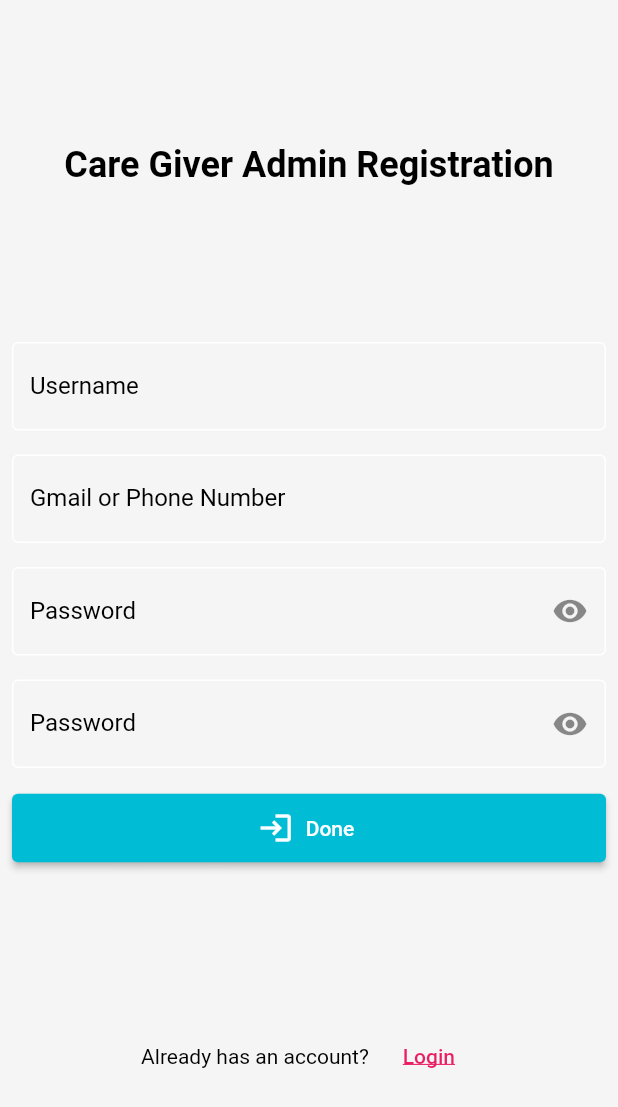
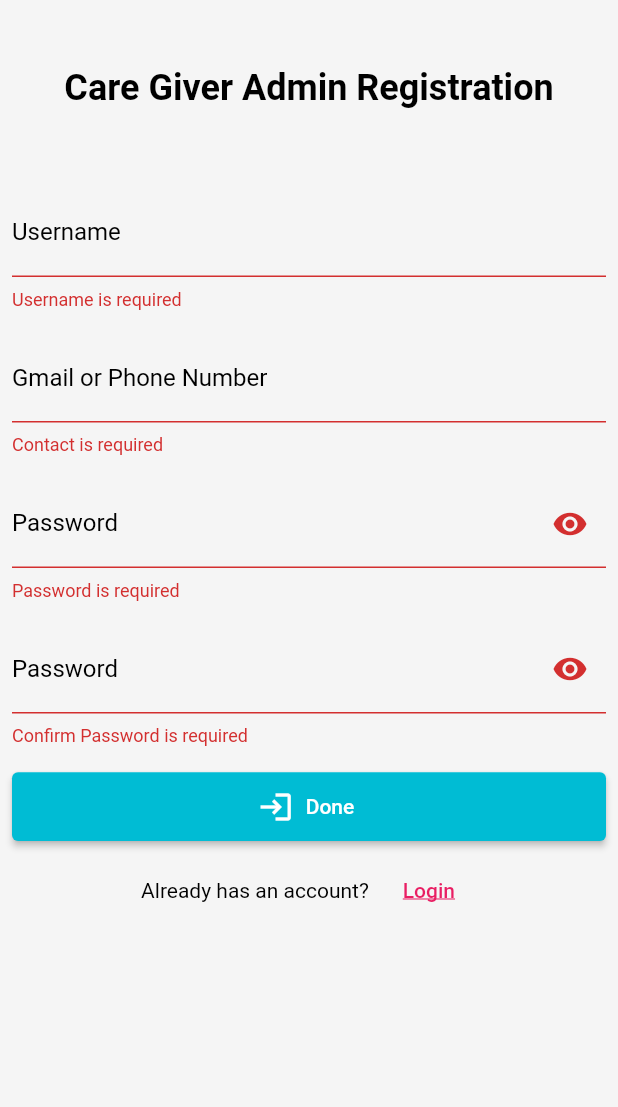
Before and after one commit to kedrakk/care_giver_app, a Flutter app: the RegisterPage screen opened directly, after a tap on "Done", on a phone screen of 412 x 824 dp. Shown: the top 1107 px of the screen. Run offline on Flutter 3.47's test engine with Material 2 defaults, Android fonts, the phone set to English and light mode, and no system bars; our stand-ins replace cached_network_image, dio, flutter_speed_dial, geolocator, get, google_maps_flutter and 1 more; generated files the repository leaves out were written again; network calls fail.

Commit message:
register

```diff
--- a/lib/controller/auth_controller.dart
+++ b/lib/controller/auth_controller.dart
@@ -1,4 +1,3 @@
-import 'package:care_giver/helper/exception_helper.dart';
 import 'package:care_giver/repo/auth_repo.dart';
 import 'package:get/get.dart';
 
@@ -28,23 +27,24 @@ class AuthController extends GetxController {
     }
   }
 
-  Future<String> getUser() async {
+  Future<String> register(
+    String username,
+    String password,
+    String contact,
+  ) async {
+    _isLoading = true;
     try {
-      var username = await _repo.getData();
-      if (username.isNotEmpty) {
-        return username;
-      }
-      throw HttpException("User has not logged in");
+      final response = await _repo.register(
+        username,
+        password,
+        contact,
+      );
+      return response;
     } catch (e) {
       rethrow;
-    }
-  }
-
-  Future<void> logout() async {
-    try {
-      await _repo.logout();
-    } catch (e) {
-      rethrow;
+    } finally {
+      _isLoading = false;
+      update();
     }
   }
 }
--- a/lib/data/user.dart
+++ b/lib/data/user.dart
@@ -5,12 +5,11 @@ part 'user.g.dart';
 @JsonSerializable()
 class User {
   final int id;
-  final String username, contact, token;
+  final String username, contact;
   User({
     required this.id,
     required this.username,
     required this.contact,
-    required this.token,
   });
   factory User.fromJson(Map<String, dynamic> json) => _$UserFromJson(json);
   Map<String, dynamic> toJson() => _$UserToJson(this);
--- a/lib/helper/exception_helper.dart
+++ b/lib/helper/exception_helper.dart
@@ -1,4 +1,3 @@
-import 'package:care_giver/repo/auth_repo.dart';
 import 'package:dio/dio.dart';
 import 'package:get/get.dart';
 
@@ -40,7 +39,6 @@ catchException(DioError error) {
 }
 
 catchUnauthenticated() async {
-  await Get.find<AuthRepo>().storeData("", "");
   Get.offAll(() => LoginPage());
   throw HttpException("Unaunthenticated");
 }
--- a/lib/network/rest_client.dart
+++ b/lib/network/rest_client.dart
@@ -1,6 +1,5 @@
 import 'package:care_giver/const/api_const.dart';
 import 'package:care_giver/data/response_data.dart';
-import 'package:care_giver/data/user.dart';
 import 'package:dio/dio.dart' hide Headers;
 import 'package:retrofit/retrofit.dart';
 
@@ -19,7 +18,11 @@ abstract class RestClient {
 
   @Headers({'Content-Type': 'application/json', 'Accept': 'application/json'})
   @POST(APIs.register)
-  Future<User> register();
+  Future<ResponseData> register(
+    @Field('username') String username,
+    @Field('password') String password,
+    @Field('contact') String contact,
+  );
 
   @Headers({'Content-Type': 'application/json', 'Accept': 'application/json'})
   @POST(APIs.logout)
--- a/lib/pages/auth/register.dart
+++ b/lib/pages/auth/register.dart
@@ -1,8 +1,13 @@
+import 'package:care_giver/pages/auth/login.dart';
 import 'package:flutter/material.dart';
+import 'package:get/get.dart';
 
 import '../../const/theme.dart';
+import '../../controller/auth_controller.dart';
+import '../../widget/dialogs.dart';
 import '../../widget/password_form_field.dart';
 import '../../widget/text_form_field.dart';
+import '../home.dart';
 
 class RegisterPage extends StatelessWidget {
   RegisterPage({Key? key}) : super(key: key);
@@ -16,19 +21,27 @@ class RegisterPage extends StatelessWidget {
   final FocusNode _usernameFocus = FocusNode();
   final FocusNode _contactFocus = FocusNode();
   final FocusNode _passwordConfirmFocus = FocusNode();
+  final GlobalKey<FormState> _formKey = GlobalKey();
 
   @override
   Widget build(BuildContext context) {
     return Scaffold(
       body: SafeArea(
+        child: SingleChildScrollView(
           child: Column(
-          mainAxisAlignment: MainAxisAlignment.spaceEvenly,
             children: [
-            Text(
+              SizedBox(
+                height: MediaQuery.of(context).size.height * 1 / 7,
+                child: Center(
+                  child: Text(
                     'Care Giver Admin Registration',
                     style: AppTheme.lightTheme.textTheme.headline6,
                   ),
-            Column(
+                ),
+              ),
+              Form(
+                key: _formKey,
+                child: Column(
                   children: [
                     Padding(
                       padding: const EdgeInsets.all(8.0),
@@ -41,6 +54,11 @@ class RegisterPage extends StatelessWidget {
                           FocusScope.of(context).requestFocus(_contactFocus);
                         },
                         validator: (value) {
+                          if (value!.isEmpty) {
+                            return 'Username is required';
+                          } else if (value.contains(' ')) {
+                            return 'Username cannot contain spaces';
+                          }
                           return null;
                         },
                       ),
@@ -56,6 +74,9 @@ class RegisterPage extends StatelessWidget {
                           FocusScope.of(context).requestFocus(_passwordFocus);
                         },
                         validator: (value) {
+                          if (value!.isEmpty) {
+                            return 'Contact is required';
+                          }
                           return null;
                         },
                       ),
@@ -73,6 +94,11 @@ class RegisterPage extends StatelessWidget {
                               .requestFocus(_passwordConfirmFocus);
                         },
                         validator: (value) {
+                          if (value!.isEmpty) {
+                            return 'Password is required';
+                          } else if (value.length < 6) {
+                            return 'Password must be at least 6 characters';
+                          }
                           return null;
                         },
                       ),
@@ -88,6 +114,13 @@ class RegisterPage extends StatelessWidget {
                           FocusScope.of(context).unfocus();
                         },
                         validator: (value) {
+                          if (value!.isEmpty) {
+                            return 'Confirm Password is required';
+                          } else if (value.length < 6) {
+                            return 'Confirm Password must be at least 6 characters';
+                          } else if (value != _passwordController.text) {
+                            return 'Password does not match';
+                          }
                           return null;
                         },
                       ),
@@ -96,12 +129,13 @@ class RegisterPage extends StatelessWidget {
                       padding: const EdgeInsets.all(8.0),
                       child: ElevatedButton.icon(
                         style: AppTheme.elevatedButtonStyle(context),
-                    onPressed: () {},
+                        onPressed: () => _register(),
                         icon: const Icon(Icons.login),
                         label: const Text("Done"),
                       ),
                     ),
                   ],
+                ),
               ),
               Row(
                 mainAxisAlignment: MainAxisAlignment.center,
@@ -110,7 +144,7 @@ class RegisterPage extends StatelessWidget {
                   const Text('Already has an account?'),
                   const SizedBox(width: 8),
                   TextButton(
-                  onPressed: () {},
+                    onPressed: () => Get.offAll(() => LoginPage()),
                     child: const Text(
                       "Login",
                       style: TextStyle(
@@ -124,6 +158,30 @@ class RegisterPage extends StatelessWidget {
             ],
           ),
         ),
+      ),
     );
   }
+
+  _register() {
+    if (_formKey.currentState!.validate()) {
+      showLoadingDialog();
+      Get.find<AuthController>()
+          .register(_usernameController.text, _passwordController.text,
+              _contactController.text)
+          .then(
+        (value) {
+          dismissDialog();
+          Get.offAll(
+            () => HomePage(
+              username: value,
+            ),
+          );
+          showSuccessMessage("Register Success");
+        },
+      ).catchError((e) {
+        dismissDialog();
+        showErrorMessage(e.toString());
+      });
     }
+  }
+}
--- a/pubspec.yaml
+++ b/pubspec.yaml
@@ -42,7 +42,6 @@ dependencies:
   retrofit: ">=3.0.0 <4.0.0"
   logger:
   dio: ^4.0.6
-  shared_preferences: ^2.0.15
 
 dev_dependencies:
   flutter_test:
```
Also changed, not shown: lib/pages/auth/login.dart (+17 -0 lines), lib/pages/home.dart (+2 -21 lines), lib/pages/splash.dart (+1 -34 lines), lib/repo/auth_repo.dart (+14 -42 lines), lib/data/user.g.dart, lib/network/rest_client.g.dart, pubspec.lock. Lines whose indentation alone changed are shown as unchanged.
